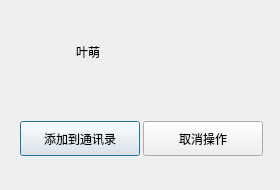
Old version of the form client/searchcontactsuccesseddialog.ui in the repository kakuyo1/wechat.
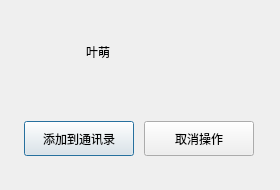
New version of the form. Custom widgets are drawn as their Qt base class.

The edit to the form file:
```diff
--- a/client/searchcontactsuccesseddialog.ui
+++ b/client/searchcontactsuccesseddialog.ui
@@ -48,6 +48,22 @@
         </property>
        </widget>
       </item>
+      <item>
+       <spacer name="horizontalSpacer_2">
+        <property name="orientation">
+         <enum>Qt::Orientation::Horizontal</enum>
+        </property>
+        <property name="sizeType">
+         <enum>QSizePolicy::Policy::Fixed</enum>
+        </property>
+        <property name="sizeHint" stdset="0">
+         <size>
+          <width>10</width>
+          <height>20</height>
+         </size>
+        </property>
+       </spacer>
+      </item>
       <item>
        <widget class="QLabel" name="name_label">
         <property name="text">
@@ -78,13 +94,13 @@
        <widget class="Customized_button" name="add_contact_btn">
         <property name="minimumSize">
          <size>
-          <width>120</width>
+          <width>110</width>
           <height>35</height>
          </size>
         </property>
         <property name="maximumSize">
          <size>
-          <width>120</width>
+          <width>100</width>
           <height>35</height>
          </size>
         </property>
@@ -97,13 +113,13 @@
        <widget class="Customized_button" name="cancel_btn">
         <property name="minimumSize">
          <size>
-          <width>120</width>
+          <width>110</width>
           <height>35</height>
          </size>
         </property>
         <property name="maximumSize">
          <size>
-          <width>120</width>
+          <width>110</width>
           <height>35</height>
          </size>
         </property>
```
